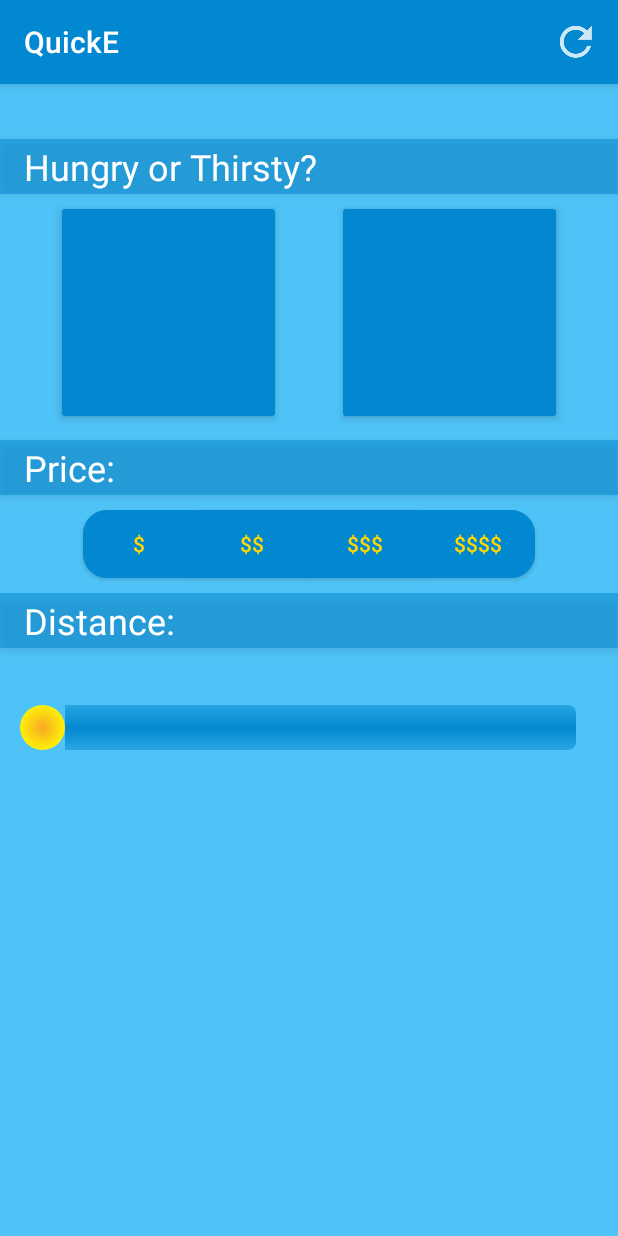
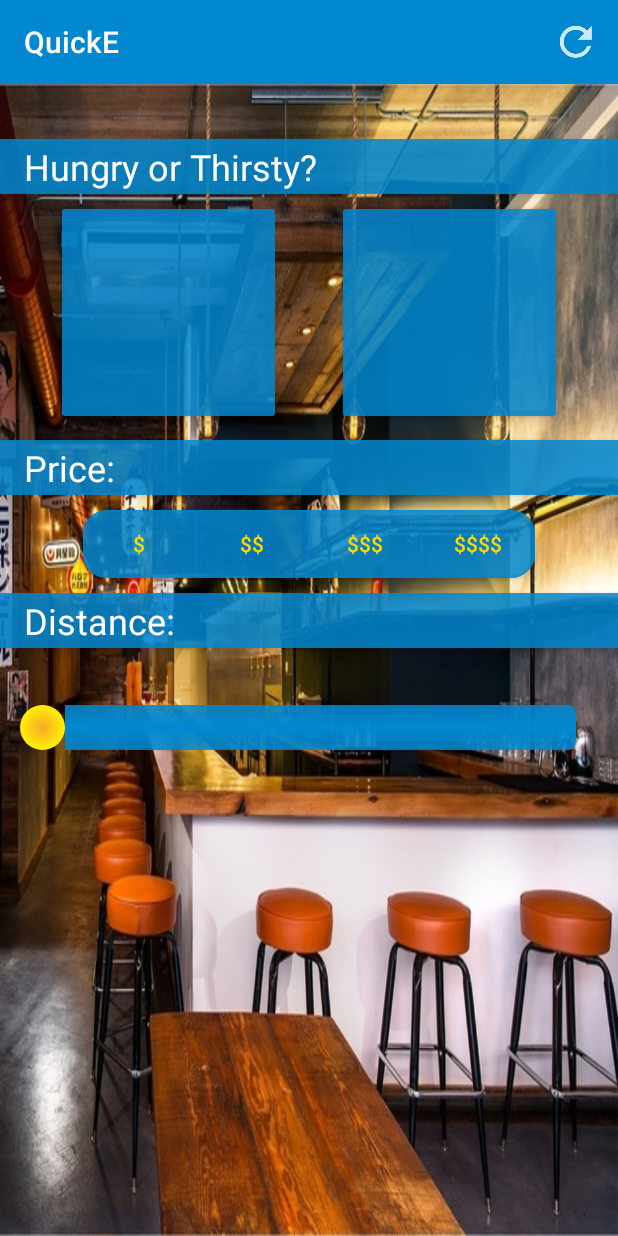
Before and after one commit to itsnotafake/QuickE, an Android app: the screen it shows after launch (MainActivity), on a phone screen of 412 x 824 dp. Run offline under Robolectric (Android 15) with nearby library versions, the phone set to English and light mode, and no system bars.

Commit message:
feat: base fragment bg and button opac
Changed the fragment_base.xml background to be a ramen shop to avoid the ghetto look, and messed with the opacity of buttons and textviews on the screen to adjust it to the new bg

```diff
--- a/QuickEAndroid/app/src/main/java/nippledefensecommittee/quicke/framework/BaseFragment.java
+++ b/QuickEAndroid/app/src/main/java/nippledefensecommittee/quicke/framework/BaseFragment.java
@@ -133,7 +133,7 @@ public class BaseFragment extends Fragment {
     }
 
     private static ColorStateList getButtonColorStateListBG(Context context) {
-        int primaryDark = context.getResources().getColor(R.color.colorPrimaryDark);
+        int primaryDark = context.getResources().getColor(R.color.colorPrimaryDark85Opac);
         int accent = context.getResources().getColor(R.color.colorAccent);
 
         return new ColorStateList(
--- a/QuickEAndroid/app/src/main/res/drawable/seek_distance_prog.xml
+++ b/QuickEAndroid/app/src/main/res/drawable/seek_distance_prog.xml
@@ -7,9 +7,9 @@
             <corners android:radius="5dp"/>
             <gradient
                 android:angle="270"
-                android:startColor="@color/colorPrimaryDark50Opac"
+                android:startColor="@color/colorPrimaryDark85Opac"
                 android:centerColor="@color/colorPrimaryDark"
-                android:endColor="@color/colorPrimaryDark50Opac"/>
+                android:endColor="@color/colorPrimaryDark85Opac"/>
         </shape>
     </item>
 
--- a/QuickEAndroid/app/src/main/res/layout/fragment_base.xml
+++ b/QuickEAndroid/app/src/main/res/layout/fragment_base.xml
@@ -5,7 +5,7 @@
     tools:context="nippledefensecommittee.quicke.framework.MainActivity"
     android:layout_width="match_parent"
     android:layout_height="match_parent"
-    android:background="@color/colorPrimary">
+    android:background="@drawable/ramenshop">
 
     <TextView
         android:id="@+id/main_TV_food"
@@ -13,7 +13,7 @@
         android:layout_height="wrap_content"
         android:text="@string/main_text_HoT"
         android:textAppearance="@style/Base.TextAppearance.AppCompat.Headline"
-        android:background="@color/colorPrimaryDark50Opac"
+        android:background="@color/colorPrimaryDark85Opac"
         android:textColor="@color/main_text"
         android:elevation="@dimen/main_TV_elevation"
 
@@ -58,7 +58,7 @@
         android:text="@string/main_text_price"
         android:textAppearance="@style/Base.TextAppearance.AppCompat.Headline"
         android:textColor="@color/main_text"
-        android:background="@color/colorPrimaryDark50Opac"
+        android:background="@color/colorPrimaryDark85Opac"
         android:elevation="@dimen/main_TV_elevation"
 
         android:padding="@dimen/main_TV_padding"
@@ -140,7 +140,7 @@
         android:text="@string/main_text_distance"
         android:textAppearance="@style/Base.TextAppearance.AppCompat.Headline"
         android:textColor="@color/main_text"
-        android:background="@color/colorPrimaryDark50Opac"
+        android:background="@color/colorPrimaryDark85Opac"
         android:elevation="@dimen/main_TV_elevation"
 
         android:padding="@dimen/main_TV_padding"
--- a/QuickEAndroid/app/src/main/res/values/colors.xml
+++ b/QuickEAndroid/app/src/main/res/values/colors.xml
@@ -4,7 +4,7 @@
     <color name="colorPrimaryDark">#0288D1</color>
     <color name="colorAccent">#FFD600</color>
 
-    <color name="colorPrimaryDark50Opac">#800288D1</color>
+    <color name="colorPrimaryDark85Opac">#D90288D1</color>
 
     <color name="BLACK">#000000</color>
     <color name="WHITE">#FFFFFF</color>
--- a/QuickEAndroid/app/src/main/res/values/styles.xml
+++ b/QuickEAndroid/app/src/main/res/values/styles.xml
@@ -10,7 +10,7 @@
 
     <!-- MainActivity styles -->
     <style name="MainButton" parent="ThemeOverlay.AppCompat.Dark">
-        <item name="colorButtonNormal">@color/colorPrimaryDark</item>
+        <item name="colorButtonNormal">@color/colorPrimaryDark85Opac</item>
         <item name="colorControlHighlight">@color/colorPrimary</item>
     </style>
 
```
Also changed, not shown: QuickEAndroid/app/src/main/res/drawable/ramenshop.jpg (added).
